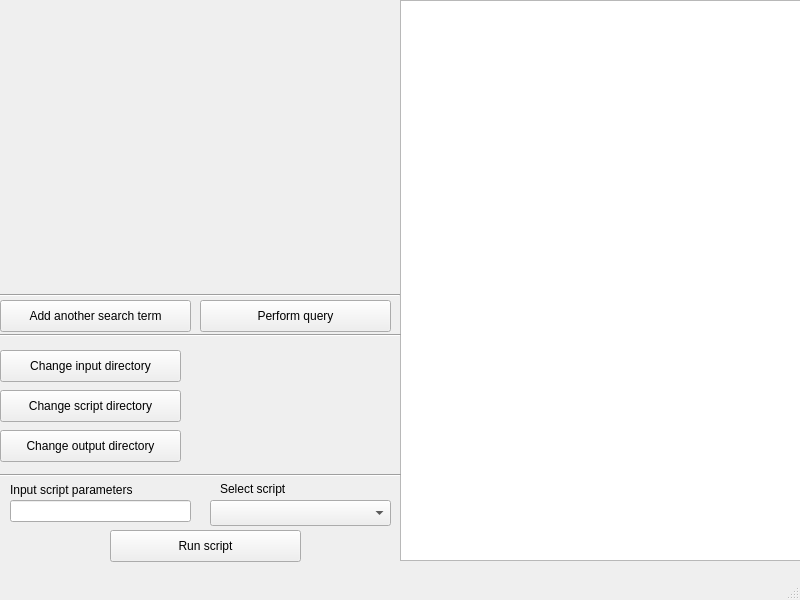
Qt form EnsembleAnalyzer/vtkEnsembleAnalyzer.ui (berkgeveci/ComparativeVis) before a commit.
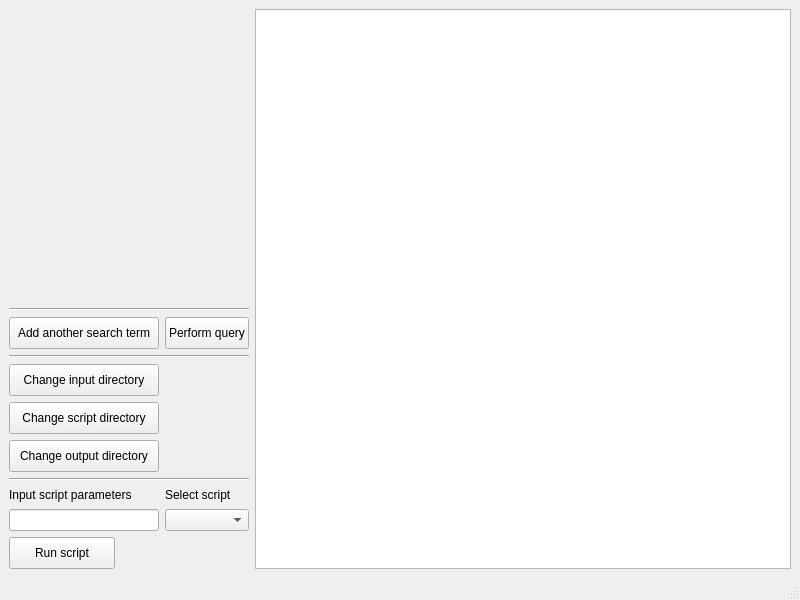
The same form after that commit.

Commit message: update TestSQLite.py; check in an example python script; first draft at resizable EnsembleAnalyzer

Diff of the .ui file:
```diff
--- a/EnsembleAnalyzer/vtkEnsembleAnalyzer.ui
+++ b/EnsembleAnalyzer/vtkEnsembleAnalyzer.ui
@@ -14,229 +14,198 @@
    <string>Ensemble Analyzer</string>
   </property>
   <widget class="QWidget" name="CentralWidget">
-   <widget class="QWidget" name="gridLayoutWidget">
-    <property name="geometry">
-     <rect>
-      <x>0</x>
-      <y>0</y>
-      <width>401</width>
-      <height>291</height>
-     </rect>
-    </property>
+   <layout class="QGridLayout" name="gridLayout">
+    <item row="0" column="0" colspan="2">
     <layout class="QGridLayout" name="SearchTermsLayout"/>
-   </widget>
-   <widget class="QPushButton" name="QueryButton">
-    <property name="geometry">
-     <rect>
-      <x>200</x>
-      <y>300</y>
-      <width>191</width>
-      <height>32</height>
-     </rect>
-    </property>
-    <property name="text">
-     <string>Perform query</string>
-    </property>
-   </widget>
+    </item>
+    <item row="0" column="2" rowspan="11">
+     <widget class="QTableWidget" name="Table"/>
+    </item>
+    <item row="1" column="0" colspan="2">
+     <widget class="Line" name="line">
+      <property name="orientation">
+       <enum>Qt::Horizontal</enum>
+      </property>
+     </widget>
+    </item>
+    <item row="2" column="0">
    <widget class="QPushButton" name="AddSearchTermButton">
-    <property name="geometry">
-     <rect>
-      <x>0</x>
-      <y>300</y>
-      <width>191</width>
+      <property name="maximumSize">
+       <size>
+        <width>190</width>
       <height>32</height>
-     </rect>
+       </size>
     </property>
     <property name="text">
      <string>Add another search term</string>
     </property>
    </widget>
-   <widget class="QComboBox" name="ScriptSelector">
-    <property name="geometry">
-     <rect>
-      <x>210</x>
-      <y>500</y>
-      <width>181</width>
-      <height>26</height>
-     </rect>
-    </property>
-   </widget>
-   <widget class="QPushButton" name="RunScriptButton">
-    <property name="geometry">
-     <rect>
-      <x>110</x>
-      <y>530</y>
-      <width>191</width>
+    </item>
+    <item row="2" column="1">
+     <widget class="QPushButton" name="QueryButton">
+      <property name="maximumSize">
+       <size>
+        <width>132</width>
       <height>32</height>
-     </rect>
+       </size>
     </property>
     <property name="text">
-     <string>Run script</string>
-    </property>
-   </widget>
-   <widget class="QLineEdit" name="ScriptParameters">
-    <property name="geometry">
-     <rect>
-      <x>10</x>
-      <y>500</y>
-      <width>181</width>
-      <height>22</height>
-     </rect>
-    </property>
-   </widget>
-   <widget class="QLabel" name="ParametersLabel">
-    <property name="geometry">
-     <rect>
-      <x>10</x>
-      <y>480</y>
-      <width>161</width>
-      <height>20</height>
-     </rect>
-    </property>
-    <property name="text">
-     <string>Input script parameters</string>
-    </property>
-   </widget>
-   <widget class="QLabel" name="ScriptLabel">
-    <property name="geometry">
-     <rect>
-      <x>220</x>
-      <y>480</y>
-      <width>80</width>
-      <height>17</height>
-     </rect>
-    </property>
-    <property name="text">
-     <string>Select script</string>
-    </property>
-   </widget>
+       <string>Perform query</string>
+      </property>
+     </widget>
+    </item>
+    <item row="3" column="0" colspan="2">
+     <widget class="Line" name="line_3">
+      <property name="orientation">
+       <enum>Qt::Horizontal</enum>
+      </property>
+     </widget>
+    </item>
+    <item row="4" column="0">
    <widget class="QPushButton" name="ChangeInputButton">
-    <property name="geometry">
-     <rect>
-      <x>0</x>
-      <y>350</y>
-      <width>181</width>
+      <property name="maximumSize">
+       <size>
+        <width>190</width>
       <height>32</height>
-     </rect>
+       </size>
     </property>
     <property name="text">
      <string>Change input directory</string>
     </property>
    </widget>
-   <widget class="QPushButton" name="ChangeOutputButton">
-    <property name="geometry">
-     <rect>
-      <x>0</x>
-      <y>430</y>
-      <width>181</width>
-      <height>32</height>
-     </rect>
-    </property>
-    <property name="text">
-     <string>Change output directory</string>
-    </property>
-   </widget>
+    </item>
+    <item row="4" column="1">
    <widget class="QLabel" name="InputButtonLabel">
-    <property name="geometry">
-     <rect>
-      <x>190</x>
-      <y>360</y>
-      <width>210</width>
-      <height>17</height>
-     </rect>
+      <property name="maximumSize">
+       <size>
+        <width>150</width>
+        <height>32</height>
+       </size>
     </property>
     <property name="text">
      <string/>
     </property>
    </widget>
-   <widget class="QLabel" name="OutputButtonLabel">
-    <property name="geometry">
-     <rect>
-      <x>190</x>
-      <y>440</y>
-      <width>210</width>
-      <height>17</height>
-     </rect>
-    </property>
-    <property name="text">
-     <string/>
-    </property>
-   </widget>
-   <widget class="QTableWidget" name="Table">
-    <property name="geometry">
-     <rect>
-      <x>400</x>
-      <y>0</y>
-      <width>401</width>
-      <height>561</height>
-     </rect>
-    </property>
-   </widget>
-   <widget class="Line" name="line">
-    <property name="geometry">
-     <rect>
-      <x>-1</x>
-      <y>290</y>
-      <width>401</width>
-      <height>10</height>
-     </rect>
-    </property>
-    <property name="orientation">
-     <enum>Qt::Horizontal</enum>
-    </property>
-   </widget>
-   <widget class="Line" name="line_2">
-    <property name="geometry">
-     <rect>
-      <x>0</x>
-      <y>470</y>
-      <width>401</width>
-      <height>10</height>
-     </rect>
-    </property>
-    <property name="orientation">
-     <enum>Qt::Horizontal</enum>
-    </property>
-   </widget>
-   <widget class="Line" name="line_3">
-    <property name="geometry">
-     <rect>
-      <x>0</x>
-      <y>330</y>
-      <width>401</width>
-      <height>10</height>
-     </rect>
-    </property>
-    <property name="orientation">
-     <enum>Qt::Horizontal</enum>
-    </property>
-   </widget>
+    </item>
+    <item row="5" column="0">
    <widget class="QPushButton" name="ChangeScriptButton">
-    <property name="geometry">
-     <rect>
-      <x>0</x>
-      <y>390</y>
-      <width>181</width>
+      <property name="maximumSize">
+       <size>
+        <width>190</width>
       <height>32</height>
-     </rect>
+       </size>
     </property>
     <property name="text">
      <string>Change script directory</string>
     </property>
    </widget>
+    </item>
+    <item row="5" column="1">
    <widget class="QLabel" name="ScriptButtonLabel">
-    <property name="geometry">
-     <rect>
-      <x>190</x>
-      <y>400</y>
-      <width>210</width>
-      <height>17</height>
-     </rect>
+      <property name="maximumSize">
+       <size>
+        <width>150</width>
+        <height>32</height>
+       </size>
     </property>
     <property name="text">
      <string/>
     </property>
    </widget>
+    </item>
+    <item row="6" column="0">
+     <widget class="QPushButton" name="ChangeOutputButton">
+      <property name="maximumSize">
+       <size>
+        <width>190</width>
+        <height>32</height>
+       </size>
+      </property>
+      <property name="text">
+       <string>Change output directory</string>
+      </property>
+     </widget>
+    </item>
+    <item row="6" column="1">
+     <widget class="QLabel" name="OutputButtonLabel">
+      <property name="maximumSize">
+       <size>
+        <width>150</width>
+        <height>32</height>
+       </size>
+      </property>
+      <property name="text">
+       <string/>
+      </property>
+     </widget>
+    </item>
+    <item row="7" column="0" colspan="2">
+     <widget class="Line" name="line_2">
+      <property name="orientation">
+       <enum>Qt::Horizontal</enum>
+      </property>
+     </widget>
+    </item>
+    <item row="8" column="0">
+     <widget class="QLabel" name="ParametersLabel">
+      <property name="maximumSize">
+       <size>
+        <width>150</width>
+        <height>16</height>
+       </size>
+      </property>
+      <property name="text">
+       <string>Input script parameters</string>
+      </property>
+     </widget>
+    </item>
+    <item row="8" column="1">
+     <widget class="QLabel" name="ScriptLabel">
+      <property name="maximumSize">
+       <size>
+        <width>80</width>
+        <height>16</height>
+       </size>
+      </property>
+      <property name="text">
+       <string>Select script</string>
+      </property>
+     </widget>
+    </item>
+    <item row="9" column="0">
+     <widget class="QLineEdit" name="ScriptParameters">
+      <property name="maximumSize">
+       <size>
+        <width>150</width>
+        <height>22</height>
+       </size>
+      </property>
+     </widget>
+    </item>
+    <item row="9" column="1">
+     <widget class="QComboBox" name="ScriptSelector">
+      <property name="maximumSize">
+       <size>
+        <width>151</width>
+        <height>26</height>
+       </size>
+      </property>
+     </widget>
+    </item>
+    <item row="10" column="0">
+     <widget class="QPushButton" name="RunScriptButton">
+      <property name="maximumSize">
+       <size>
+        <width>106</width>
+        <height>32</height>
+       </size>
+      </property>
+      <property name="text">
+       <string>Run script</string>
+      </property>
+     </widget>
+    </item>
+   </layout>
   </widget>
   <widget class="QMenuBar" name="menubar">
    <property name="geometry">
```
Lines whose indentation alone changed are shown as unchanged. The commit also changes 3 other files.
